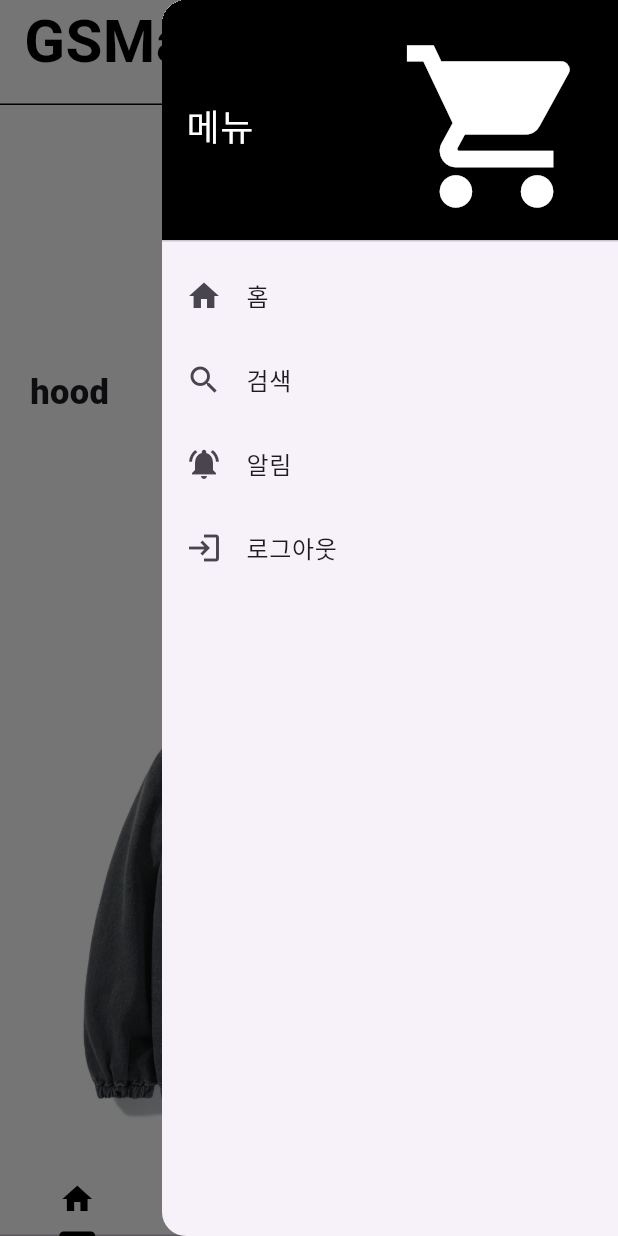
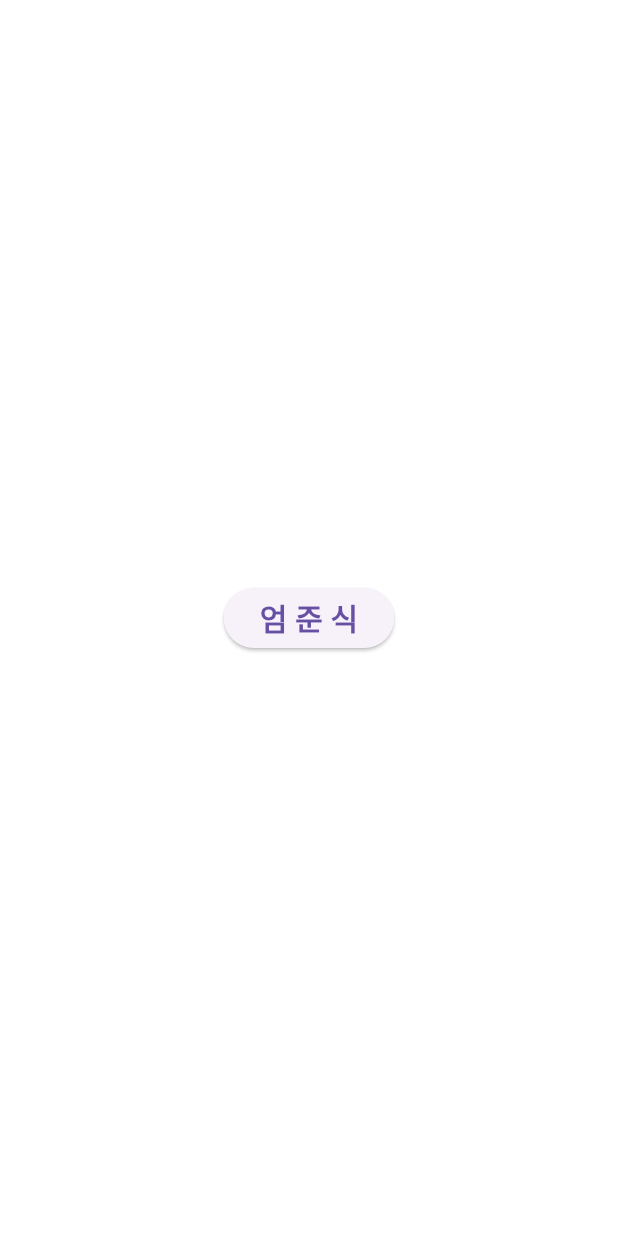
Before and after one commit to bluemoon983/ideafestival_ios, a Flutter app: the screen it shows after launch, in the side drawer, after a tap on "로그아웃", on a phone screen of 412 x 824 dp. Run offline on Flutter 3.47's test engine with Material 3 defaults, Android fonts, the phone set to English and light mode, and no system bars.

Commit message:
login-tab

```diff
--- /dev/null
+++ b/lib/screens/login_screens.dart
@@ -0,0 +1,33 @@
+import 'package:flutter/material.dart';
+import 'package:iosgsmarket/screens/main_screens.dart';
+
+class LoginScreens extends StatelessWidget {
+  const LoginScreens({super.key});
+
+  @override
+  Widget build(BuildContext context) {
+    return Scaffold(
+      backgroundColor: Colors.white,
+      body: Center(
+        // Center 위젯을 추가하여 버튼이 화면 중앙에 위치하도록 개선
+        child: ElevatedButton(
+          onPressed: () => _navigateToMain(context),
+          child: const Text(
+            "엄 준 식",
+            style: TextStyle(
+              fontSize: 20,
+              fontWeight: FontWeight.w600,
+            ),
+          ),
+        ),
+      ),
+    );
+  }
+
+  void _navigateToMain(BuildContext context) {
+    Navigator.push(
+      context,
+      MaterialPageRoute(builder: (context) => const MainScreens()),
+    );
+  }
+}
--- a/lib/screens/main_screens.dart
+++ b/lib/screens/main_screens.dart
@@ -1,5 +1,6 @@
 import 'package:flutter/material.dart';
 import 'package:iosgsmarket/screens/alarm_screens.dart';
+import 'package:iosgsmarket/screens/login_screens.dart';
 import 'package:iosgsmarket/screens/mypage_screens.dart';
 import 'package:iosgsmarket/screens/search_screens.dart';
 import 'package:iosgsmarket/ui/chat_ui.dart';
@@ -106,7 +107,7 @@ class MainScreens extends StatelessWidget {
           _buildDrawerItem(
             icon: Icons.login_outlined,
             text: '로그아웃',
-            onTap: () {},
+            onTap: () => _navigateTo(context, const LoginScreens()),
           ),
         ],
       ),
```
